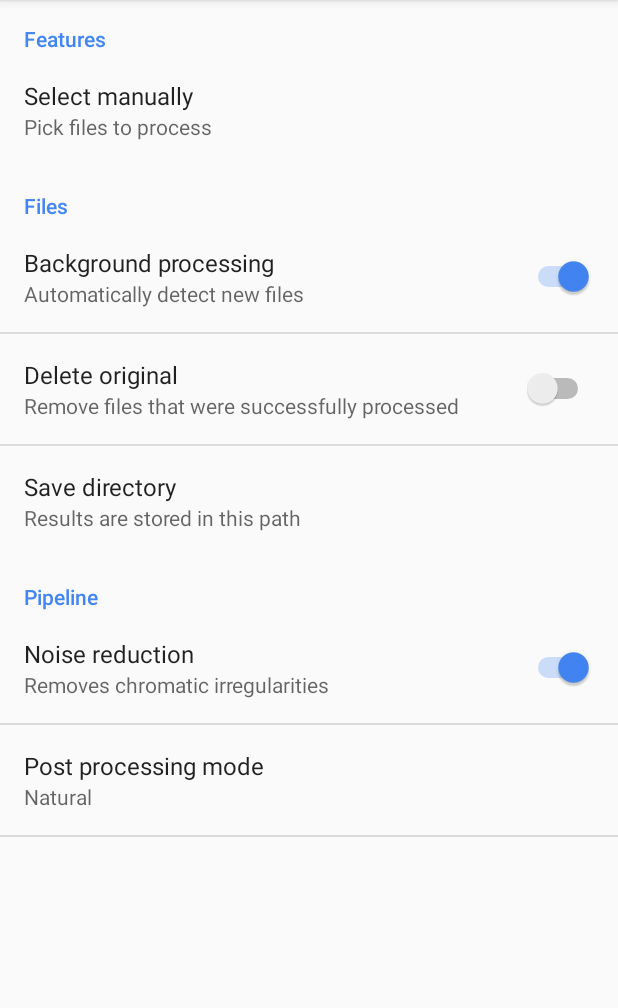
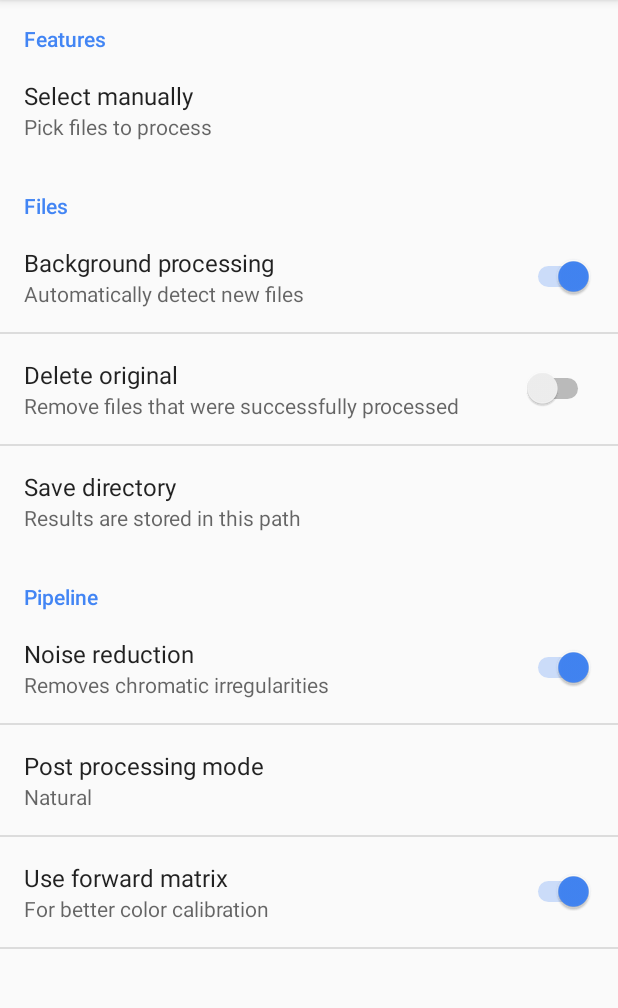
Before and after one commit to amirzaidi/DNGProcessor, an Android app: the screen it shows after launch (MainActivity), on a phone screen of 412 x 824 dp, the part 84-1092 px from its top. Run offline under Robolectric (Android 15) with nearby library versions, the phone set to English and light mode, and no system bars.

Commit message:
Add setting to disable use of ForwardMatrix

```diff
--- a/app/src/main/java/amirz/dngprocessor/Settings.java
+++ b/app/src/main/java/amirz/dngprocessor/Settings.java
@@ -11,6 +11,7 @@ public class Settings {
     private static final String PREF_SAVE_PATH = "pref_save_path";
     private static final String PREF_NOISE_REDUCE = "pref_noise_reduce";
     private static final String PREF_POST_PROCESS = "pref_post_process_type";
+    private static final String PREF_FORWARD_MATRIX = "pref_forward_matrix";
 
     public enum PostProcessMode {
         Disabled,
@@ -53,4 +54,8 @@ public class Settings {
     public static PostProcessMode postProcess(Context context) {
         return PostProcessMode.valueOf(Utilities.prefs(context).getString(PREF_POST_PROCESS, "Natural"));
     }
+
+    public static boolean forwardMatrix(Context context) {
+        return Utilities.prefs(context).getBoolean(PREF_FORWARD_MATRIX, true);
+    }
 }
--- a/app/src/main/res/values/strings.xml
+++ b/app/src/main/res/values/strings.xml
@@ -21,4 +21,6 @@
     <string name="post_processing_disabled">Disabled</string>
     <string name="post_processing_natural">Natural</string>
     <string name="post_processing_boosted">Boosted</string>
+    <string name="pref_forward_matrix_title">Use forward matrix</string>
+    <string name="pref_forward_matrix_desc">For better color calibration</string>
 </resources>
--- a/app/src/main/res/xml/preferences.xml
+++ b/app/src/main/res/xml/preferences.xml
@@ -48,6 +48,12 @@
             android:entryValues="@array/post_processing_preset_values"
             android:defaultValue="Natural" />
 
+        <SwitchPreference
+            android:key="pref_forward_matrix"
+            android:title="@string/pref_forward_matrix_title"
+            android:summary="@string/pref_forward_matrix_desc"
+            android:defaultValue="true" />
+
     </PreferenceCategory>
 
 </PreferenceScreen>
```
Also changed, not shown: app/src/main/java/amirz/dngprocessor/params/Presets.java (added, +36 -0 lines), app/src/main/java/amirz/dngprocessor/parser/DngParser.java (+9 -30 lines).
